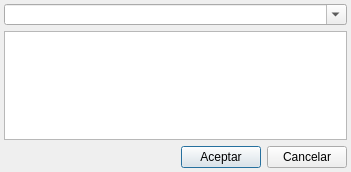
Old version of the form ui/addedit_url.ui in the repository Monthy/gr-lida.
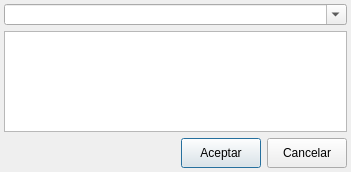
New version of the form. Icons and pictures are not drawn.

The edit to the form file:
```diff
--- a/ui/addedit_url.ui
+++ b/ui/addedit_url.ui
@@ -61,6 +61,12 @@
      </item>
      <item>
       <widget class="QPushButton" name="btnOk" >
+       <property name="minimumSize" >
+        <size>
+         <width>0</width>
+         <height>30</height>
+        </size>
+       </property>
        <property name="text" >
         <string>Aceptar</string>
        </property>
@@ -71,6 +77,12 @@
      </item>
      <item>
       <widget class="QPushButton" name="btnCancel" >
+       <property name="minimumSize" >
+        <size>
+         <width>0</width>
+         <height>30</height>
+        </size>
+       </property>
        <property name="text" >
         <string>Cancelar</string>
        </property>
```
Left out of the diff: 23 changed lines with no effect on the pictures.
